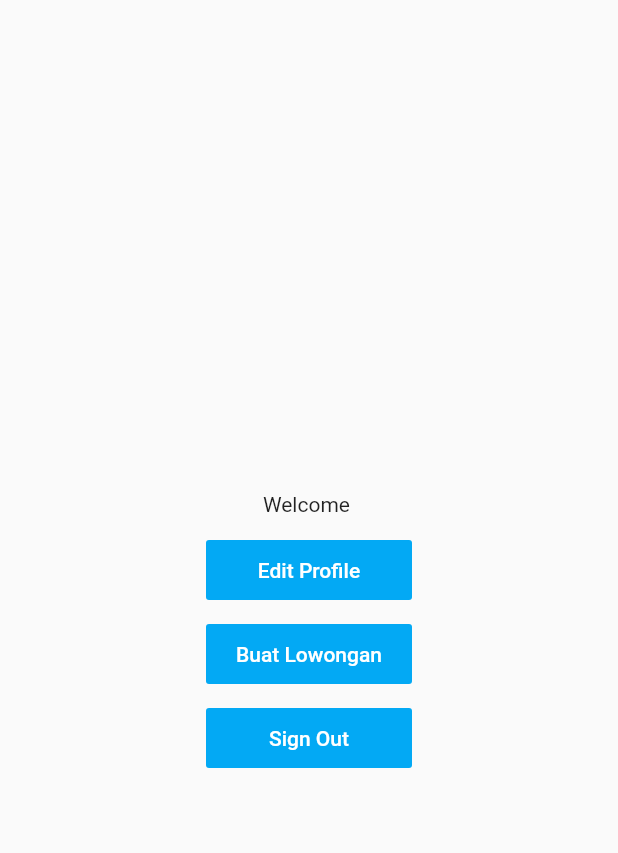
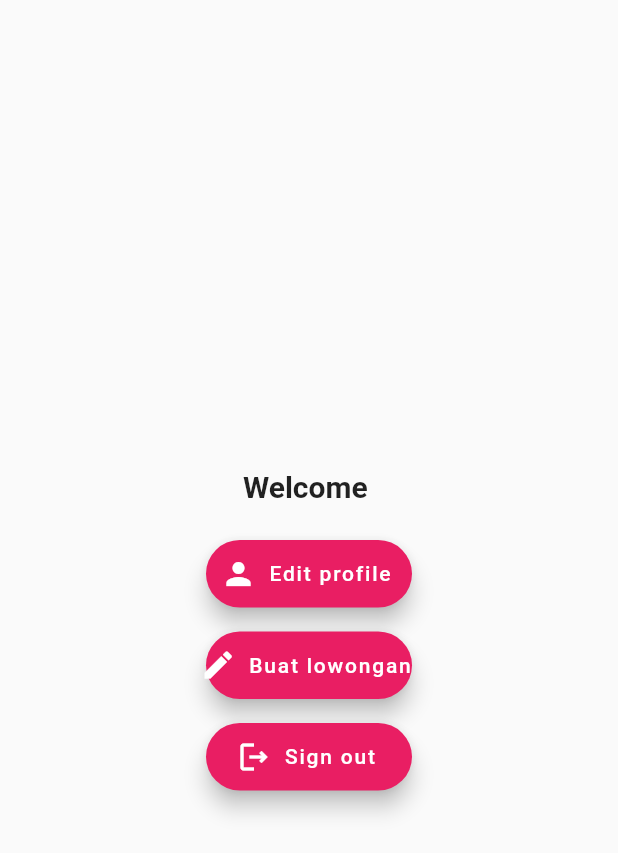
Before and after one commit to mchlkevin/project_jobstreet, a Flutter app: the HomeScreenCompany screen opened directly, on a phone screen of 412 x 824 dp. Shown: the top 853 px of the screen. Run offline on Flutter 3.47's test engine with Material 2 defaults, Android fonts, the phone set to English and light mode, and no system bars; our stand-ins replace cloud_firestore, firebase_auth, firebase_core, google_fonts; accounts and stored records are empty; Roboto replaces fonts that are missing (Arial).

Commit message:
Last Commit Malam

```diff
--- a/lib/hscreencompany.dart
+++ b/lib/hscreencompany.dart
@@ -46,53 +46,55 @@ class _HomeScreenCompanyState extends State<HomeScreenCompany> {
                 Map<String, dynamic> data =
                     snapshot.data!.data() as Map<String, dynamic>;
                 return Column(children: [
-                  Text('Welcome ' + data['company-name']),
+                  Text('Welcome ' + data['company-name'],
+                      style:
+                          TextStyle(fontSize: 20, fontWeight: FontWeight.bold)),
                 ]);
               }
 
               return CircularProgressIndicator();
             },
           ),
-          SizedBox(height: 16),
+          SizedBox(height: 24),
           Container(
-            height: 40,
+            height: 45,
             width: MediaQuery.of(context).size.width / 3,
-            child: FlatButton(
-              color: Colors.lightBlue,
-              textColor: Colors.white,
+            child: FloatingActionButton.extended(
+              label: const Text('Edit profile'),
+              icon: const Icon(Icons.person),
+              backgroundColor: Colors.pink,
               onPressed: () {
                 Navigator.push(context,
                     MaterialPageRoute(builder: (context) => CompanyProfile()));
               },
-              child: Text("Edit Profile"),
             ),
           ),
           SizedBox(
             height: 16,
           ),
           Container(
-            height: 40,
+            height: 45,
             width: MediaQuery.of(context).size.width / 3,
-            child: FlatButton(
-              color: Colors.lightBlue,
-              textColor: Colors.white,
+            child: FloatingActionButton.extended(
+              label: const Text('Buat lowongan'),
+              icon: const Icon(Icons.edit),
+              backgroundColor: Colors.pink,
               onPressed: () {},
-              child: Text("Buat Lowongan"),
             ),
           ),
           SizedBox(
             height: 16,
           ),
           Container(
-            height: 40,
+            height: 45,
             width: MediaQuery.of(context).size.width / 3,
-            child: FlatButton(
-              color: Colors.lightBlue,
-              textColor: Colors.white,
+            child: FloatingActionButton.extended(
+              label: const Text('Sign out'),
+              icon: const Icon(Icons.logout_outlined),
+              backgroundColor: Colors.pink,
               onPressed: () {
                 FirebaseAuth.instance.signOut();
               },
-              child: Text("Sign Out"),
             ),
           ),
         ]),
--- a/lib/main.dart
+++ b/lib/main.dart
@@ -8,6 +8,7 @@ import 'package:project_uas/services/auth_services.dart';
 import 'firebase_options.dart';
 import 'package:cloud_firestore/cloud_firestore.dart';
 import 'package:provider/provider.dart';
+import 'package:google_fonts/google_fonts.dart';
 
 // @dart=2.9
 void main() async {
@@ -35,7 +36,8 @@ class MyApp extends StatelessWidget {
         ),
       ],
       child: MaterialApp(
-        title: 'App',
+        title: 'Project UAS - Kelompok 24',
+        theme: ThemeData(fontFamily: 'Arial'),
         home: AuthWrapper(),
       ),
     );
--- a/pubspec.yaml
+++ b/pubspec.yaml
@@ -40,6 +40,7 @@ dependencies:
   provider: ^6.0.3
   firebase_storage: ^10.2.18
   image_picker: ^0.8.5+3
+  google_fonts: ^3.0.1
 
 dev_dependencies:
   flutter_test:
```
Also changed, not shown: lib/company_profile.dart (+4 -4 lines), lib/detCompany.dart (+15 -5 lines), lib/homescreen.dart (+30 -27 lines), lib/mainscreen.dart (+4 -4 lines), lib/seeker_profile.dart (+5 -5 lines), assets/images/profile.png, pubspec.lock, 1 other file.
